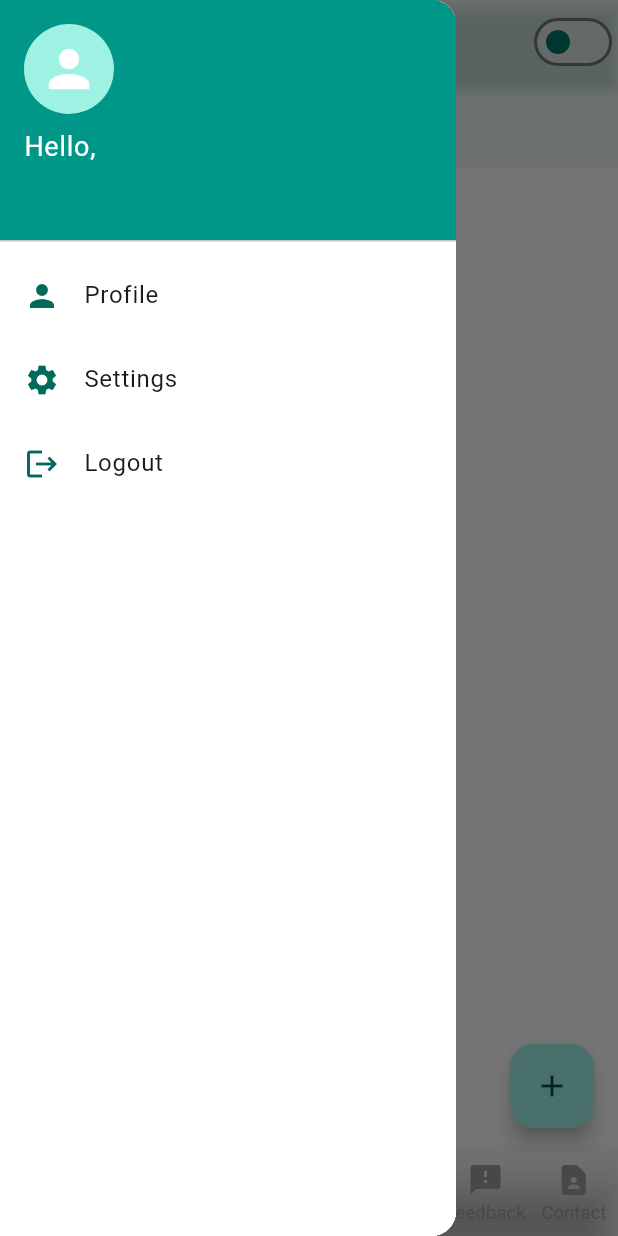
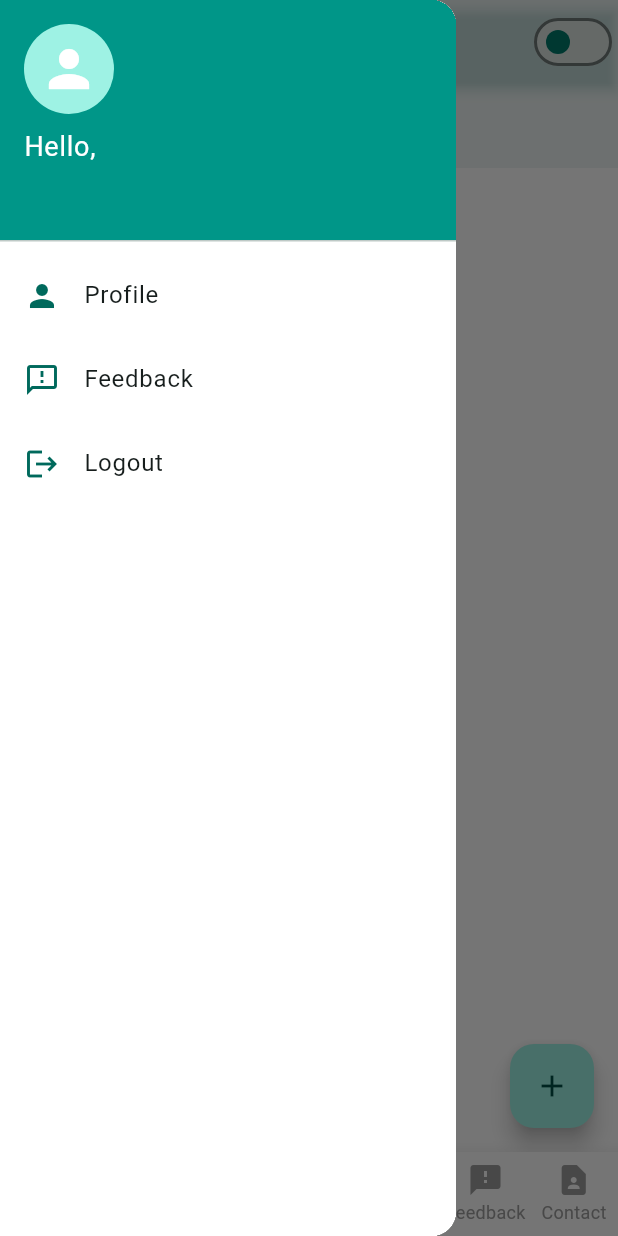
Before and after one commit to LuuBao5197/Runstoppable_AspireEdge, a Flutter app: the AdminScreen screen opened directly, with the side drawer open, on a phone screen of 412 x 824 dp. Run offline on Flutter 3.47's test engine with Material 3 defaults, Android fonts, the phone set to English and light mode, and no system bars; our stand-ins replace camera, cloud_firestore, cloud_functions, connectivity_plus, dio, file_picker and 15 more; missing offline and left inert: cloudinary_public, syncfusion_flutter_pdfviewer; accounts and stored records are empty; network calls fail; key blocks and very long unbroken strings in the code were emptied for the run.

Commit message:
fix layout

```diff
--- a/lib/pages/CareerBank/career_guidance_page.dart
+++ b/lib/pages/CareerBank/career_guidance_page.dart
@@ -61,7 +61,7 @@ class _CareerGuidancePageState extends State<CareerGuidancePage> {
     super.initState();
     _youtubeController = YoutubePlayerController(
       initialVideoId: YoutubePlayer.convertUrlToId(
-          'https://www.youtube.com/watch?v=kR2tS1q-T2M')!,
+          'https://www.youtube.com/watch?v=0cHIyeLFYOk')!,
       flags: const YoutubePlayerFlags(
         autoPlay: false,
         mute: false,
--- a/lib/pages/login/LoginPage.dart
+++ b/lib/pages/login/LoginPage.dart
@@ -292,7 +292,7 @@ class _LoginPageState extends State<LoginPage> {
                     height: 180,
                     child: Center(
                       child: Image.network(
-                        'https://res.cloudinary.com/dsj4lnlkh/image/upload/v1754325524/LogoTMH_cr3rs0.png',
+                        'https://res.cloudinary.com/dsj4lnlkh/image/upload/v1757834105/z7007944171130_dcd149b65da3c3d9d7c8faf990939807_kv5mg6.jpg',
                         width: 500,
                         fit: BoxFit.contain,
                       ),
--- a/lib/pages/profile/ProfileScreen.dart
+++ b/lib/pages/profile/ProfileScreen.dart
@@ -6,6 +6,8 @@ import 'package:shared_preferences/shared_preferences.dart';
 import 'package:trackmentalhealth/main.dart';
 import 'package:image_picker/image_picker.dart';
 import 'package:dio/dio.dart';
+
+import '../SplashScreen.dart';
 
 class ProfileScreen extends StatefulWidget {
   const ProfileScreen({super.key});
@@ -229,7 +231,7 @@ class _ProfileScreenState extends State<ProfileScreen> {
                   Navigator.of(context).pushReplacement(
                     PageRouteBuilder(
                       pageBuilder: (context, animation, secondaryAnimation) =>
-                      const MainScreen(),
+                      const SplashScreen(),
                       transitionsBuilder:
                           (context, animation, secondaryAnimation, child) {
                         const begin = Offset(0.0, 0.2);
--- a/lib/widgets/AdminWidget.dart
+++ b/lib/widgets/AdminWidget.dart
@@ -13,6 +13,7 @@ import 'package:trackmentalhealth/pages/Resource/Admin/Videos/Video_admin_screen
 import '../core/constants/theme_provider.dart';
 import '../pages/CareerBank/CareerBankPage.dart';
 import '../pages/CareerBankAdminPage.dart';
+import '../pages/FeedbackPage.dart';
 import '../pages/NotificationScreen.dart';
 import '../pages/Quizzes/CareerQuizDashboardScreen.dart';
 import '../pages/Quizzes/QuestionListScreen.dart';
@@ -158,7 +159,7 @@ class _AdminScreenState extends State<AdminScreen> {
         currentIndex: _selectedIndex,
         onTap: _onTabTapped,
         type: BottomNavigationBarType.fixed,
-        backgroundColor: Colors.transparent,
+        backgroundColor: Colors.white,
         selectedItemColor: selectedColor,
         unselectedItemColor: unselectedColor,
         selectedLabelStyle: const TextStyle(
@@ -177,11 +178,11 @@ class _AdminScreenState extends State<AdminScreen> {
             label: 'Ebook',
           ),
           BottomNavigationBarItem(
-            icon: Icon(Icons.book),
+            icon: Icon(Icons.join_full),
             label: 'Career',
           ),
           BottomNavigationBarItem(
-            icon: Icon(Icons.book),
+            icon: Icon(Icons.video_collection),
             label: 'Video',
           ),
           BottomNavigationBarItem(
@@ -274,7 +275,8 @@ class _AdminScreenState extends State<AdminScreen> {
                         );
                       }
 
-                      final data = snapshot.data!.data() as Map<String, dynamic>;
+                      final data =
+                      snapshot.data!.data() as Map<String, dynamic>;
                       final avatarUrl = data['avatarUrl'] as String?;
                       final name = data['name'] ?? "User";
 
@@ -283,17 +285,25 @@ class _AdminScreenState extends State<AdminScreen> {
                         children: [
                           CircleAvatar(
                             radius: 30,
-                            backgroundImage: (avatarUrl != null && avatarUrl.isNotEmpty)
+                            backgroundImage:
+                            (avatarUrl != null && avatarUrl.isNotEmpty)
                                 ? NetworkImage(avatarUrl)
                                 : null,
                             child: (avatarUrl == null || avatarUrl.isEmpty)
-                                ? const Icon(Icons.person, size: 40, color: Colors.white)
+                                ? const Icon(
+                              Icons.person,
+                              size: 40,
+                              color: Colors.white,
+                            )
                                 : null,
                           ),
                           const SizedBox(height: 8),
                           Text(
                             "Hello, $name",
-                            style: const TextStyle(color: Colors.white, fontSize: 18),
+                            style: const TextStyle(
+                              color: Colors.white,
+                              fontSize: 18,
+                            ),
                           ),
                         ],
                       );
@@ -317,17 +327,15 @@ class _AdminScreenState extends State<AdminScreen> {
                 ),
                 ListTile(
                   leading: Icon(
-                    Icons.settings,
+                    Icons.feedback_outlined,
                     color: isDarkMode ? Colors.tealAccent : Colors.teal[800],
                   ),
-                  title: const Text('Settings'),
+                  title: const Text('Feedback'),
                   onTap: () {
-                    ScaffoldMessenger.of(context).showSnackBar(
-                      const SnackBar(
-                        content: Text('Settings Page chưa được tạo.'),
-                      ),
+                    Navigator.push(
+                      context,
+                      MaterialPageRoute(builder: (_) => const FeedbackPage()),
                     );
-                    Navigator.pop(context);
                   },
                 ),
                 ListTile(
@@ -339,7 +347,7 @@ class _AdminScreenState extends State<AdminScreen> {
                   onTap: () async {
                     final prefs = await SharedPreferences.getInstance();
                     // await prefs.clear();
-                    await FirebaseAuth.instance.signOut();
+                    // await FirebaseAuth.instance.signOut();
                     final googleSignIn = GoogleSignIn();
                     if (await googleSignIn.isSignedIn())
                       await googleSignIn.signOut();
```
Also changed, not shown: lib/widgets/GraduateScreenWidget.dart (+34 -7 lines), lib/widgets/ProfessionalWidget.dart (+34 -7 lines), lib/widgets/StudentWidget.dart (+22 -5 lines).
